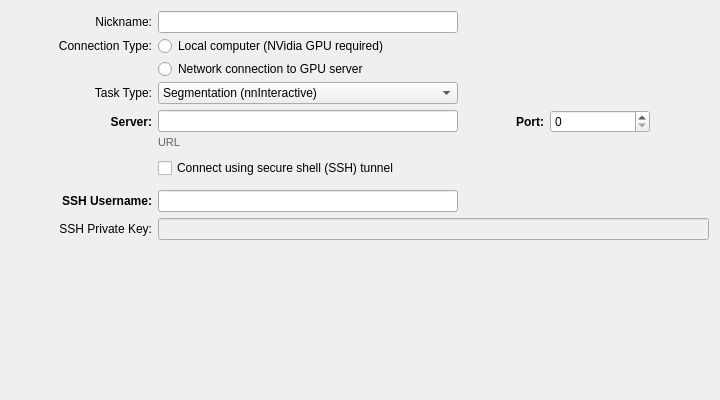
Old version of the form GUI/Qt/Windows/DeepLearningServerEditor.ui in the repository vhxjaouen/latimsnap.
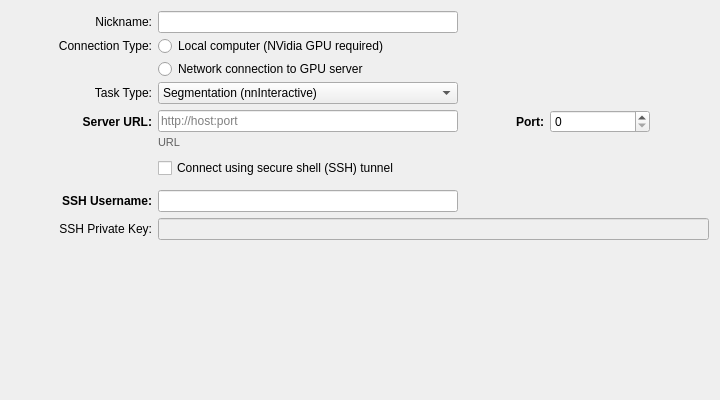
New version of the form. Icons and pictures are not drawn. Custom widgets are drawn as their Qt base class.

Commit message:
DeepLearning server editor: single Server URL field
- Replace the auto-http prefix + separate host/port inputs with one editable
  'Server URL' field (e.g. http://address:port)
- DeepLearningServerPropertiesModel: FullURL is now settable; SetFullURLValue
  stores the typed URL verbatim and parses host/port from it (SSH tunneling
  still needs host/port). GetFullURLValue falls back to composing host/port
  for legacy servers

What changed in the file:
```diff
--- a/GUI/Qt/Windows/DeepLearningServerEditor.ui
+++ b/GUI/Qt/Windows/DeepLearningServerEditor.ui
@@ -291,6 +291,9 @@
                  <height>16777215</height>
                 </size>
                </property>
+                <property name="placeholderText">
+                 <string>http://host:port</string>
+                </property>
               </widget>
              </item>
              <item row="0" column="2">
@@ -337,7 +340,7 @@
                 <string notr="true">font-weight:bold;</string>
                </property>
                <property name="text">
-                <string>Server:</string>
+                 <string>Server URL:</string>
                </property>
                <property name="alignment">
                 <set>Qt::AlignmentFlag::AlignRight|Qt::AlignmentFlag::AlignTrailing|Qt::AlignmentFlag::AlignVCenter</set>
```
Left out of the diff: 13 changed lines with no effect on the pictures. Lines whose indentation alone changed are shown as unchanged. The commit also changes 3 other files.
